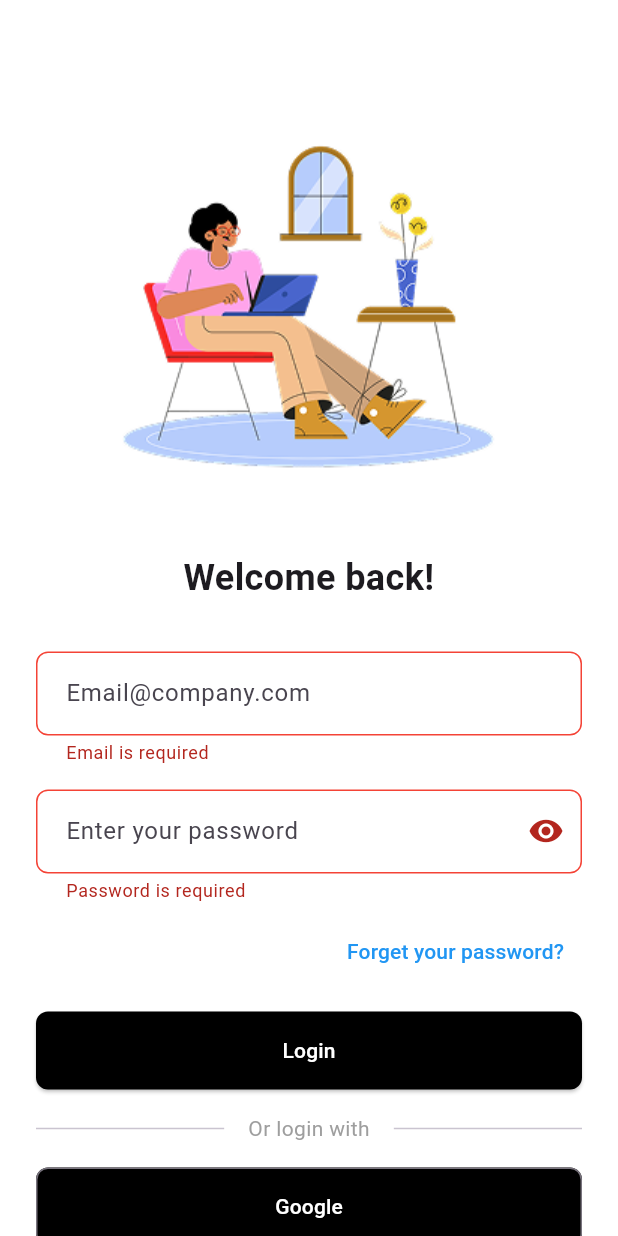
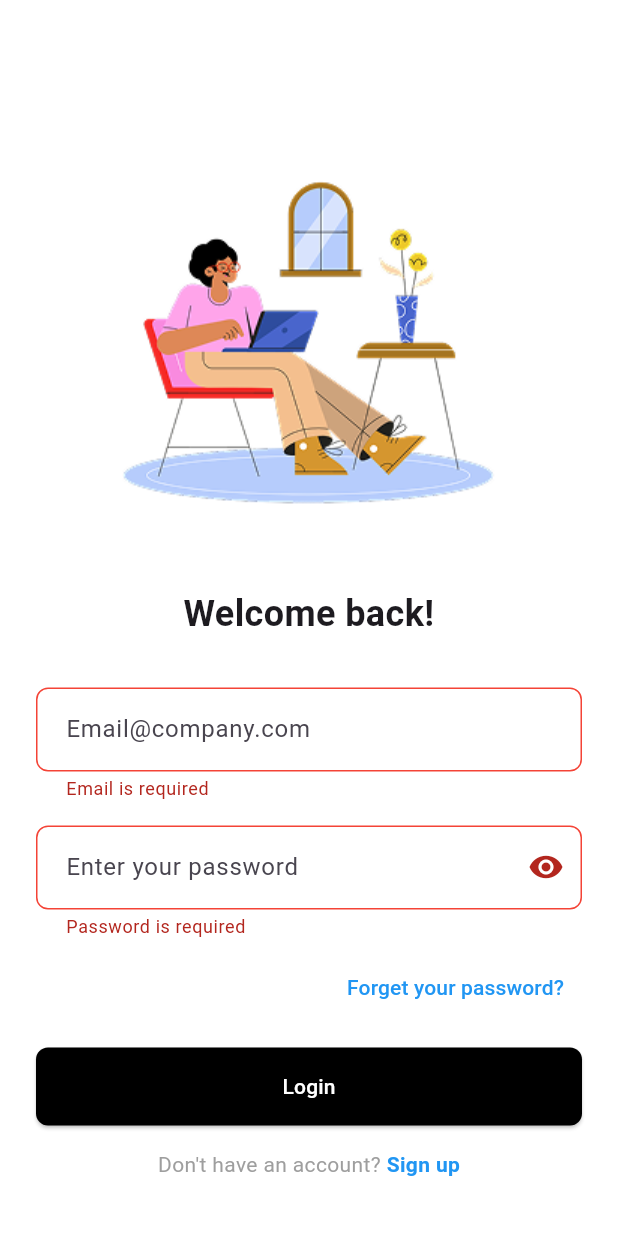
Before and after one commit to ssygnrchm/zentri, a Flutter app: the screen it shows after launch, after a tap on "Login", on a phone screen of 412 x 824 dp. Run offline on Flutter 3.47's test engine with Material 3 defaults, Android fonts, the phone set to English and light mode, and no system bars; our stand-ins replace shared_preferences; Roboto replaces fonts that are missing (SF Pro Display).

Commit message:
in proggress - integerating routes

```diff
--- a/lib/auth/login_screen.dart
+++ b/lib/auth/login_screen.dart
@@ -1,4 +1,6 @@
 import 'package:flutter/material.dart';
+import 'package:zentri/repository/auth_repository.dart';
+import 'package:zentri/services/pref_handler.dart';
 
 class LoginScreen extends StatefulWidget {
   @override
@@ -9,8 +11,10 @@ class _LoginScreenState extends State<LoginScreen> {
   final _loginFormKey = GlobalKey<FormState>();
   final TextEditingController _emailController = TextEditingController();
   final TextEditingController _passwordController = TextEditingController();
+  final AuthRepository _repo = AuthRepository();
   bool _obscureText = true;
   bool _isLoginLoading = false;
+  String? _message;
 
   @override
   void dispose() {
@@ -40,7 +44,7 @@ class _LoginScreenState extends State<LoginScreen> {
     }
 
     if (value.length < 8) {
-      return 'Password must be at least 6 characters';
+      return 'Password must be at least 8 characters';
     }
 
     return null;
@@ -51,10 +55,14 @@ class _LoginScreenState extends State<LoginScreen> {
     if (_loginFormKey.currentState!.validate()) {
       setState(() {
         _isLoginLoading = true;
+        _message = null;
       });
 
-      // Simulate API call
-      await Future.delayed(Duration(seconds: 2));
+      // API call
+      final res = await _repo.login(
+        _emailController.text.trim(),
+        _passwordController.text,
+      );
 
       setState(() {
         _isLoginLoading = false;
@@ -63,10 +71,17 @@ class _LoginScreenState extends State<LoginScreen> {
       // Show success message
       ScaffoldMessenger.of(context).showSnackBar(
         SnackBar(
-          content: Text('Login successful!'),
-          backgroundColor: Colors.green,
+          content: Text(res.message),
+          backgroundColor: res.data != null ? Colors.green : Colors.red,
+          duration: const Duration(seconds: 2),
         ),
       );
+
+      if (res.data != null) {
+        print('Token: ${res.data!.token}');
+        PreferenceHandler.saveToken(res.data!.token);
+        // Navigator.pushReplacement(context, newRoute)
+      }
     }
   }
 
@@ -74,14 +89,27 @@ class _LoginScreenState extends State<LoginScreen> {
   Widget build(BuildContext context) {
     return Scaffold(
       backgroundColor: Colors.white,
-      body: SingleChildScrollView(
+      body: SafeArea(
+        child: SingleChildScrollView(
           child: Padding(
-          padding: EdgeInsets.symmetric(horizontal: 24),
+            padding: EdgeInsets.fromLTRB(24, 24, 24, 16),
             child: Form(
               key: _loginFormKey,
               child: Column(
                 crossAxisAlignment: CrossAxisAlignment.stretch,
                 children: [
+                  if (_message != null) ...[
+                    Text(
+                      _message!,
+                      style: TextStyle(
+                        color:
+                            _message == 'Login berhasil'
+                                ? Colors.green
+                                : Colors.red,
+                      ),
+                    ),
+                    const SizedBox(height: 12),
+                  ],
                   SizedBox(height: 60),
                   // Login illustration
                   Image.asset('assets/images/login_image.png'),
@@ -145,7 +173,9 @@ class _LoginScreenState extends State<LoginScreen> {
                       ),
                       suffixIcon: IconButton(
                         icon: Icon(
-                        _obscureText ? Icons.visibility : Icons.visibility_off,
+                          _obscureText
+                              ? Icons.visibility
+                              : Icons.visibility_off,
                         ),
                         onPressed: () {
                           setState(() {
@@ -193,35 +223,6 @@ class _LoginScreenState extends State<LoginScreen> {
                     ),
                   ),
                   SizedBox(height: 16),
-                // Or login with
-                Row(
-                  children: [
-                    Expanded(child: Divider()),
-                    Padding(
-                      padding: EdgeInsets.symmetric(horizontal: 16),
-                      child: Text(
-                        'Or login with',
-                        style: TextStyle(color: Colors.grey, fontSize: 14),
-                      ),
-                    ),
-                    Expanded(child: Divider()),
-                  ],
-                ),
-                SizedBox(height: 16),
-                // Google login button
-                OutlinedButton(
-                  onPressed: () {},
-                  child: Text('Google'),
-                  style: OutlinedButton.styleFrom(
-                    backgroundColor: Colors.black,
-                    foregroundColor: Colors.white,
-                    padding: EdgeInsets.symmetric(vertical: 16),
-                    shape: RoundedRectangleBorder(
-                      borderRadius: BorderRadius.circular(8),
-                    ),
-                  ),
-                ),
-                SizedBox(height: 16),
                   // Sign up link
                   Row(
                     mainAxisAlignment: MainAxisAlignment.center,
@@ -251,6 +252,7 @@ class _LoginScreenState extends State<LoginScreen> {
             ),
           ),
         ),
+      ),
     );
   }
 }
--- a/lib/main.dart
+++ b/lib/main.dart
@@ -1,6 +1,7 @@
 import 'package:flutter/material.dart';
 import 'package:zentri/auth/login_screen.dart';
 import 'package:zentri/auth/register_screen.dart';
+import 'package:zentri/presentation/home_screen.dart';
 import 'package:zentri/splash_screen.dart';
 
 void main() {
@@ -23,6 +24,7 @@ class MyApp extends StatelessWidget {
         '/splash': (context) => SplashScreen(),
         '/login': (context) => LoginScreen(),
         '/register': (context) => RegisterScreen(),
+        '/home': (context) => HomeScreen(),
       },
     );
   }
--- /dev/null
+++ b/lib/presentation/home_screen.dart
@@ -0,0 +1,15 @@
+import 'package:flutter/material.dart';
+
+class HomeScreen extends StatefulWidget {
+  const HomeScreen({super.key});
+
+  @override
+  State<HomeScreen> createState() => _HomeScreenState();
+}
+
+class _HomeScreenState extends State<HomeScreen> {
+  @override
+  Widget build(BuildContext context) {
+    return Scaffold(body: SafeArea(child: Center(child: Text("Homescreen"))));
+  }
+}
```
Lines whose indentation alone changed are shown as unchanged.
